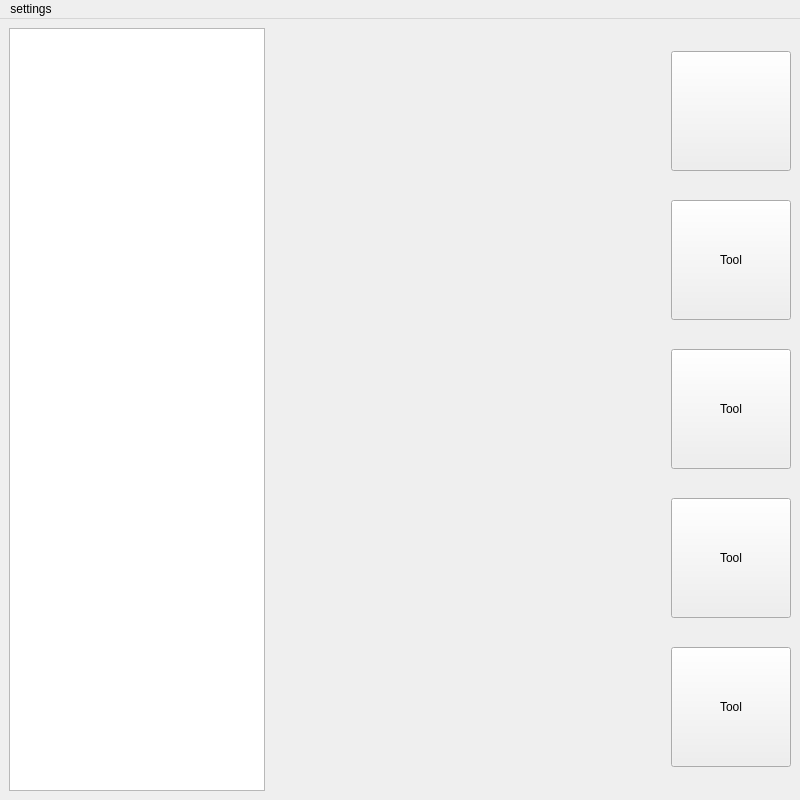
Old version of the form mainwindow.ui in the repository roazanas/cpp_creative_designerAWS.
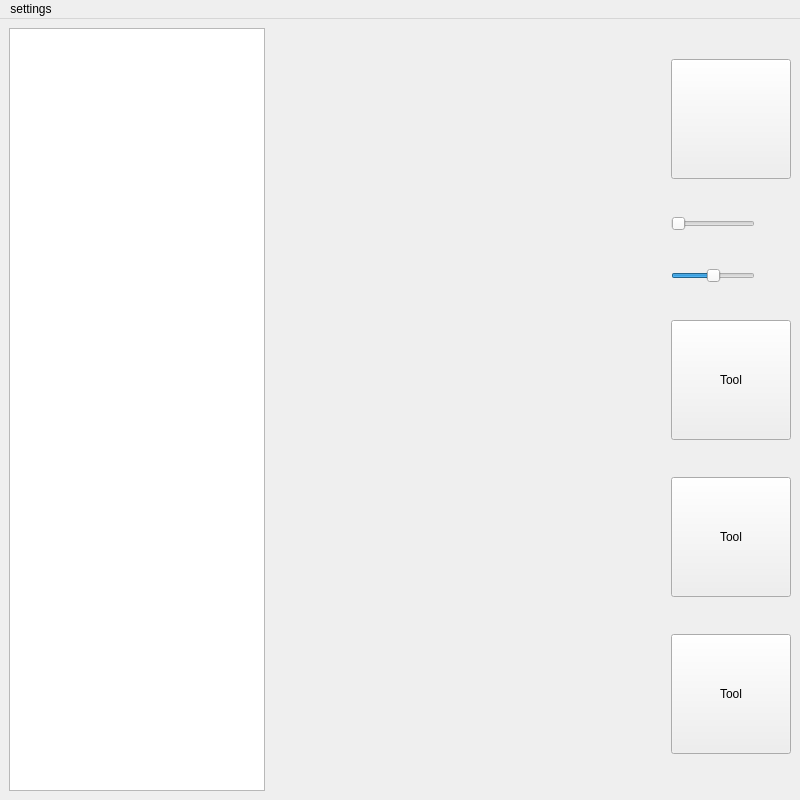
New version of the form. Icons and pictures are not drawn.

Commit message: add layers system and add noise generation function

What changed in the file:
```diff
--- a/mainwindow.ui
+++ b/mainwindow.ui
@@ -104,29 +104,29 @@
     </item>
     <item>
      <layout class="QGridLayout" name="gridLayout">
-      <item row="2" column="0">
-       <widget class="QPushButton" name="pushButton_3">
-        <property name="sizePolicy">
-         <sizepolicy hsizetype="Fixed" vsizetype="Fixed">
-          <horstretch>0</horstretch>
-          <verstretch>0</verstretch>
-         </sizepolicy>
-        </property>
-        <property name="minimumSize">
-         <size>
-          <width>120</width>
-          <height>120</height>
-         </size>
-        </property>
-        <property name="text">
-         <string>Tool</string>
-        </property>
-        <property name="checkable">
-         <bool>false</bool>
-        </property>
-       </widget>
-      </item>
       <item row="4" column="0">
+       <widget class="QPushButton" name="pushButton_4">
+        <property name="sizePolicy">
+         <sizepolicy hsizetype="Fixed" vsizetype="Fixed">
+          <horstretch>0</horstretch>
+          <verstretch>0</verstretch>
+         </sizepolicy>
+        </property>
+        <property name="minimumSize">
+         <size>
+          <width>120</width>
+          <height>120</height>
+         </size>
+        </property>
+        <property name="text">
+         <string>Tool</string>
+        </property>
+        <property name="checkable">
+         <bool>false</bool>
+        </property>
+       </widget>
+      </item>
+      <item row="5" column="0">
        <widget class="QPushButton" name="pushButton_5">
         <property name="sizePolicy">
          <sizepolicy hsizetype="Fixed" vsizetype="Fixed">
@@ -148,6 +148,47 @@
         </property>
        </widget>
       </item>
+      <item row="1" column="0">
+       <widget class="QSlider" name="noiseSlider">
+        <property name="sizePolicy">
+         <sizepolicy hsizetype="Fixed" vsizetype="Fixed">
+          <horstretch>0</horstretch>
+          <verstretch>0</verstretch>
+         </sizepolicy>
+        </property>
+        <property name="maximum">
+         <number>100</number>
+        </property>
+        <property name="pageStep">
+         <number>5</number>
+        </property>
+        <property name="orientation">
+         <enum>Qt::Horizontal</enum>
+        </property>
+       </widget>
+      </item>
+      <item row="3" column="0">
+       <widget class="QPushButton" name="pushButton_3">
+        <property name="sizePolicy">
+         <sizepolicy hsizetype="Fixed" vsizetype="Fixed">
+          <horstretch>0</horstretch>
+          <verstretch>0</verstretch>
+         </sizepolicy>
+        </property>
+        <property name="minimumSize">
+         <size>
+          <width>120</width>
+          <height>120</height>
+         </size>
+        </property>
+        <property name="text">
+         <string>Tool</string>
+        </property>
+        <property name="checkable">
+         <bool>false</bool>
+        </property>
+       </widget>
+      </item>
       <item row="0" column="0">
        <widget class="QPushButton" name="loadButton">
         <property name="sizePolicy">
@@ -192,47 +233,31 @@
         </property>
        </widget>
       </item>
-      <item row="3" column="0">
-       <widget class="QPushButton" name="pushButton_4">
+      <item row="2" column="0">
+       <widget class="QSlider" name="saturationSlider">
         <property name="sizePolicy">
          <sizepolicy hsizetype="Fixed" vsizetype="Fixed">
           <horstretch>0</horstretch>
           <verstretch>0</verstretch>
          </sizepolicy>
         </property>
-        <property name="minimumSize">
-         <size>
-          <width>120</width>
-          <height>120</height>
-         </size>
+        <property name="layoutDirection">
+         <enum>Qt::LeftToRight</enum>
         </property>
-        <property name="text">
-         <string>Tool</string>
-        </property>
-        <property name="checkable">
+        <property name="autoFillBackground">
          <bool>false</bool>
         </property>
-       </widget>
-      </item>
-      <item row="1" column="0">
-       <widget class="QPushButton" name="pushButton_2">
-        <property name="sizePolicy">
-         <sizepolicy hsizetype="Fixed" vsizetype="Fixed">
-          <horstretch>0</horstretch>
-          <verstretch>0</verstretch>
-         </sizepolicy>
+        <property name="maximum">
+         <number>100</number>
         </property>
-        <property name="minimumSize">
-         <size>
-          <width>120</width>
-          <height>120</height>
-         </size>
+        <property name="value">
+         <number>50</number>
         </property>
-        <property name="text">
-         <string>Tool</string>
+        <property name="tracking">
+         <bool>true</bool>
         </property>
-        <property name="checkable">
-         <bool>false</bool>
+        <property name="orientation">
+         <enum>Qt::Horizontal</enum>
         </property>
        </widget>
       </item>
```
Left out of the diff: 2 changed lines with no effect on the pictures. The commit also changes 114 other files.
